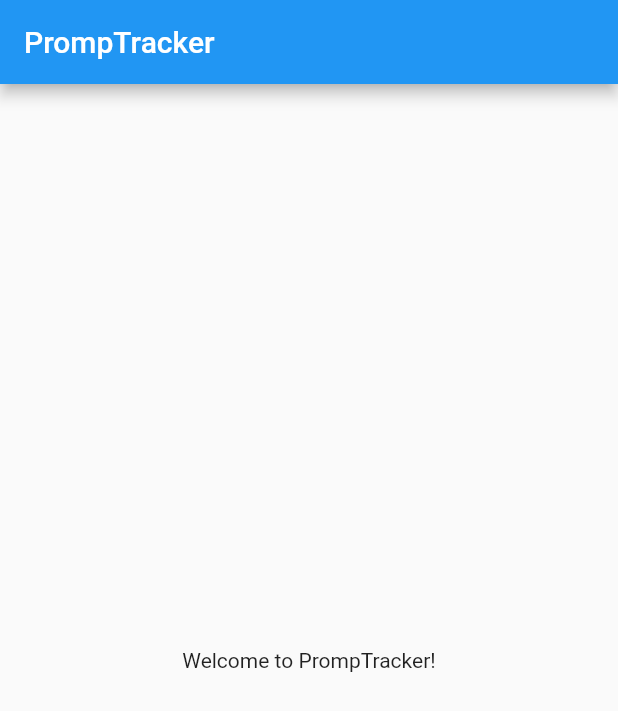
After one commit to wpafbo79/promptracker, a Flutter app: the screen it shows after launch, on a phone screen of 412 x 824 dp. The commit adds this screen. Shown: the top 711 px of the screen. Run offline on Flutter 3.47's test engine with Material 2 defaults, Android fonts, the light colour scheme and no system bars.

Commit message:
Reorganize into classes and files.
Prompt:
Also, to assist with code organization, break the code down into classes
and put each class in its own file.

```diff
--- /dev/null
+++ b/lib/home_screen.dart
@@ -0,0 +1,19 @@
+import 'package:flutter/material.dart';
+
+import 'package:promptracker/welcome_message.dart';
+
+class HomeScreen extends StatelessWidget {
+  const HomeScreen({Key? key}) : super(key: key);
+
+  @override
+  Widget build(BuildContext context) {
+    return Scaffold(
+      appBar: AppBar(
+        title: const Text('PrompTracker'),
+      ),
+      body: const Center(
+        child: WelcomeMessage(),
+      ),
+    );
+  }
+}
--- a/lib/main.dart
+++ b/lib/main.dart
@@ -1,4 +1,6 @@
 import 'package:flutter/material.dart';
+
+import 'package:promptracker/home_screen.dart';
 
 void main() {
   runApp(const PrompTrackerApp());
@@ -9,16 +11,9 @@ class PrompTrackerApp extends StatelessWidget {
 
   @override
   Widget build(BuildContext context) {
-    return MaterialApp(
+    return const MaterialApp(
       title: 'PrompTracker',
-      home: Scaffold(
-        appBar: AppBar(
-          title: const Text('PrompTracker'),
-        ),
-        body: const Center(
-          child: Text('Welcome to PrompTracker!'),
-        ),
-      ),
+      home: HomeScreen(),
     );
   }
 }
--- /dev/null
+++ b/lib/welcome_message.dart
@@ -0,0 +1,10 @@
+import 'package:flutter/material.dart';
+
+class WelcomeMessage extends StatelessWidget {
+  const WelcomeMessage({Key? key}) : super(key: key);
+
+  @override
+  Widget build(BuildContext context) {
+    return const Text('Welcome to PrompTracker!');
+  }
+}
```
